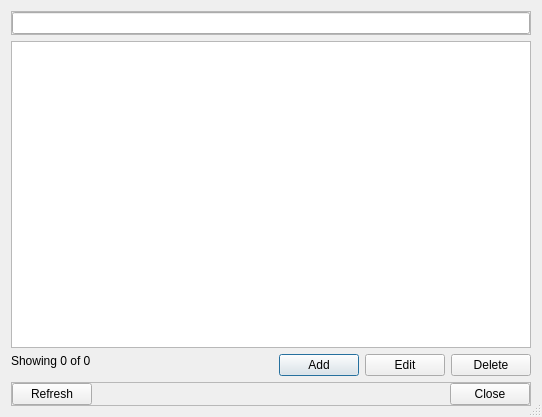
Old version of the form forms/repodialogusermanager.ui in the repository 3drepo/3drepogui.
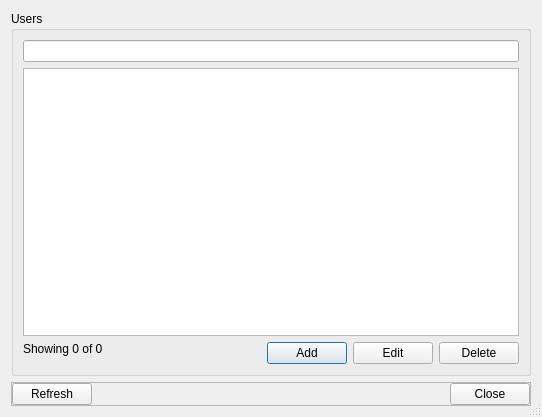
New version of the form. Custom widgets are drawn as their Qt base class.

The edit to the form file:
```diff
--- a/forms/repodialogusermanager.ui
+++ b/forms/repodialogusermanager.ui
@@ -21,32 +21,14 @@
     <number>6</number>
    </property>
    <item>
-    <widget class="QFrame" name="frame_4">
-     <property name="frameShape">
-      <enum>QFrame::StyledPanel</enum>
+    <widget class="QGroupBox" name="groupBox">
+     <property name="title">
+      <string>Users</string>
      </property>
-     <property name="frameShadow">
-      <enum>QFrame::Raised</enum>
-     </property>
-     <layout class="QHBoxLayout" name="horizontalLayout_4">
-      <property name="leftMargin">
-       <number>0</number>
-      </property>
-      <property name="topMargin">
-       <number>0</number>
-      </property>
-      <property name="rightMargin">
-       <number>0</number>
-      </property>
-      <property name="bottomMargin">
-       <number>0</number>
-      </property>
+     <layout class="QVBoxLayout" name="verticalLayout_2">
       <item>
        <widget class="repo::gui::RepoLineEdit" name="filterLineEdit"/>
       </item>
-     </layout>
-    </widget>
-   </item>
    <item>
     <widget class="QTreeView" name="usersTreeView">
      <property name="editTriggers">
@@ -56,7 +38,7 @@
       <bool>true</bool>
      </property>
      <property name="rootIsDecorated">
-      <bool>true</bool>
+         <bool>false</bool>
      </property>
      <property name="sortingEnabled">
       <bool>true</bool>
@@ -129,6 +111,9 @@
         <property name="text">
          <string>Delete</string>
         </property>
+          </widget>
+         </item>
+        </layout>
        </widget>
       </item>
      </layout>
```
Left out of the diff: 6 changed lines with no effect on the pictures. Lines whose indentation alone changed are shown as unchanged.
